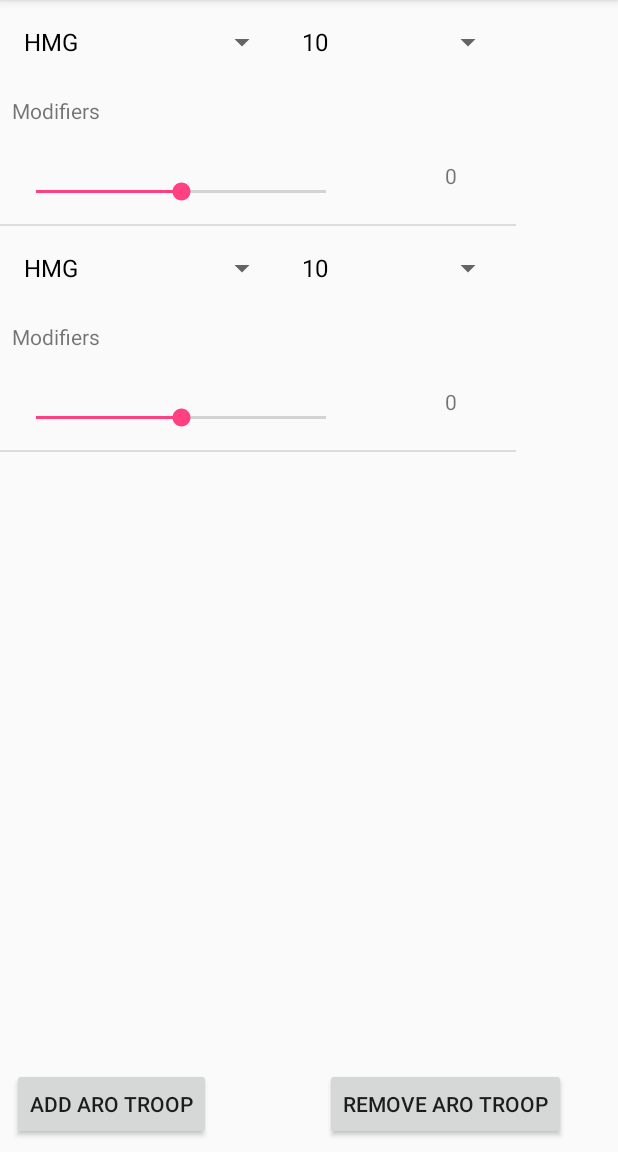
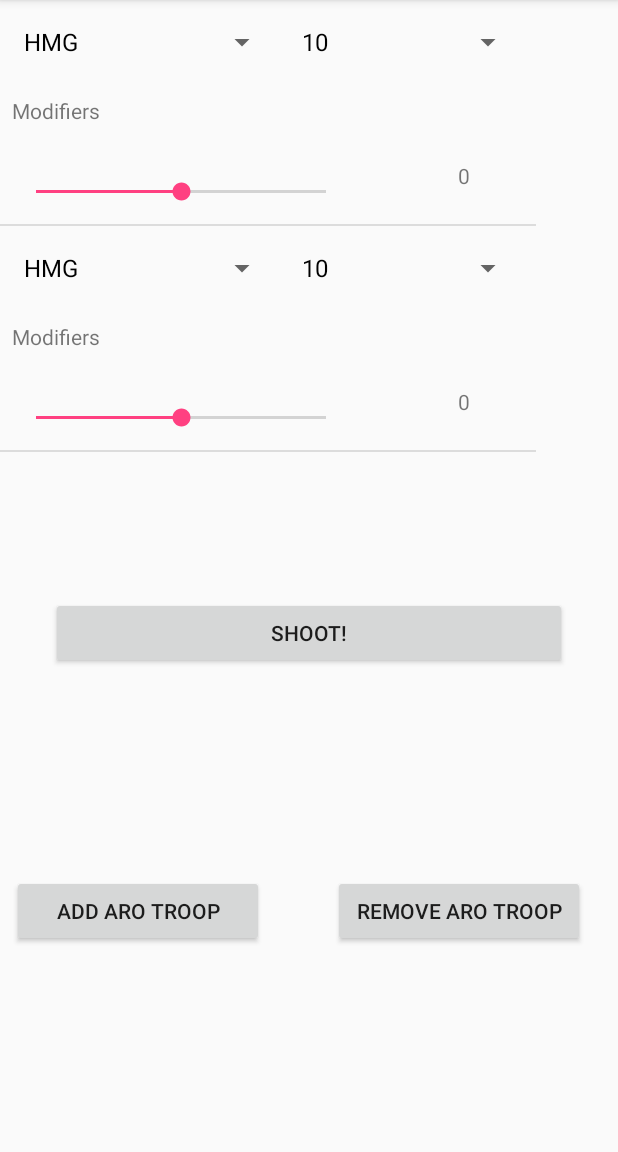
Before and after one commit to JPRbrs/infinityShootout, an Android app: the screen it shows after launch (MainActivity), on a phone screen of 412 x 824 dp, the part 84-1236 px from its top. Run offline under Robolectric (Android 15) with nearby library versions, the phone set to English and light mode, and no system bars.

Commit message:
Add shoot button

```diff
--- a/app/src/main/java/infinityshootout/screamstudios/com/infinityshootout/MainActivity.java
+++ b/app/src/main/java/infinityshootout/screamstudios/com/infinityshootout/MainActivity.java
@@ -49,6 +49,14 @@ public class MainActivity extends AppCompatActivity {
                     values.remove(values.size() - 1);
                     adapter.notifyDataSetChanged();
                 }
+            }
+        });
+
+        Button shoot = (Button) findViewById(R.id.shootBT);
+        shoot.setOnClickListener(new View.OnClickListener() {
+            @Override
+            public void onClick(View view) {
+                Log.i("TAG", "calculate");
             }
         });
         adapter = new MySimpleArrayAdapter(
--- a/app/src/main/res/layout/activity_main.xml
+++ b/app/src/main/res/layout/activity_main.xml
@@ -11,30 +11,51 @@
 
     <ListView
         android:id="@+id/listview"
-        android:layout_width="344dp"
-        android:layout_height="446dp"
-        tools:layout_editor_absoluteX="8dp"
+        android:layout_width="357dp"
+        android:layout_height="382dp"
+        tools:layout_editor_absoluteX="3dp"
         tools:layout_editor_absoluteY="5dp" />
 
     <Button
         android:id="@+id/add_ARO"
-        android:layout_width="wrap_content"
+        android:layout_width="168dp"
         android:layout_height="wrap_content"
         android:text="@string/addARO_BT_text"
+        android:layout_marginTop="8dp"
+        app:layout_constraintTop_toBottomOf="@+id/shootBT"
+        app:layout_constraintBottom_toBottomOf="parent"
+        android:layout_marginBottom="8dp"
         android:layout_marginLeft="8dp"
         app:layout_constraintLeft_toLeftOf="parent"
-        app:layout_constraintBottom_toBottomOf="parent"
-        android:layout_marginBottom="8dp" />
+        android:layout_marginStart="8dp" />
 
     <Button
         android:id="@+id/remove_ARO"
-        android:layout_width="wrap_content"
+        android:layout_width="168dp"
         android:layout_height="wrap_content"
         android:text="@string/removeARO_BT_text"
         app:layout_constraintLeft_toRightOf="@+id/add_ARO"
-        android:layout_marginLeft="49dp"
+        android:layout_marginLeft="32dp"
+        android:layout_marginTop="8dp"
+        app:layout_constraintTop_toBottomOf="@+id/shootBT"
+        app:layout_constraintBottom_toBottomOf="parent"
+        android:layout_marginBottom="8dp"
         android:layout_marginRight="8dp"
         app:layout_constraintRight_toRightOf="parent"
-        app:layout_constraintBottom_toBottomOf="parent"
-        android:layout_marginBottom="8dp" />
+        android:layout_marginStart="32dp"
+        android:layout_marginEnd="8dp" />
+
+    <Button
+        android:id="@+id/shootBT"
+        android:layout_width="344dp"
+        android:layout_height="wrap_content"
+        android:text="@string/shoot_BT"
+        android:layout_marginTop="16dp"
+        app:layout_constraintTop_toBottomOf="@+id/listview"
+        android:layout_marginLeft="8dp"
+        app:layout_constraintLeft_toLeftOf="parent"
+        android:layout_marginRight="8dp"
+        app:layout_constraintRight_toRightOf="parent"
+        android:layout_marginStart="8dp"
+        android:layout_marginEnd="8dp" />
 </android.support.constraint.ConstraintLayout>
--- a/app/src/main/res/values/strings.xml
+++ b/app/src/main/res/values/strings.xml
@@ -9,4 +9,5 @@
     <string name="totalModTV">0</string>
     <string name="addARO_BT_text">Add ARO troop</string>
     <string name="removeARO_BT_text">Remove ARO troop</string>
+    <string name="shoot_BT">SHOOT!</string>
 </resources>
```
